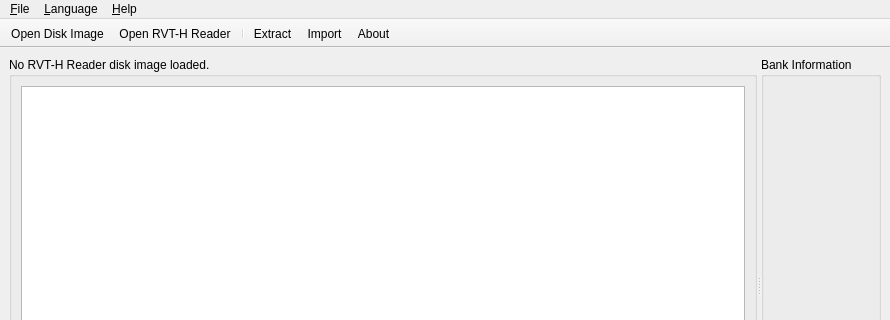
Above: src/qrvthtool/windows/QRvtHToolWindow.ui from GerbilSoft/rvthtool before the change; both pictures show x 0 to 890 and y 0 to 320 of the 890 by 540 pixel window. Below: the same form after it.
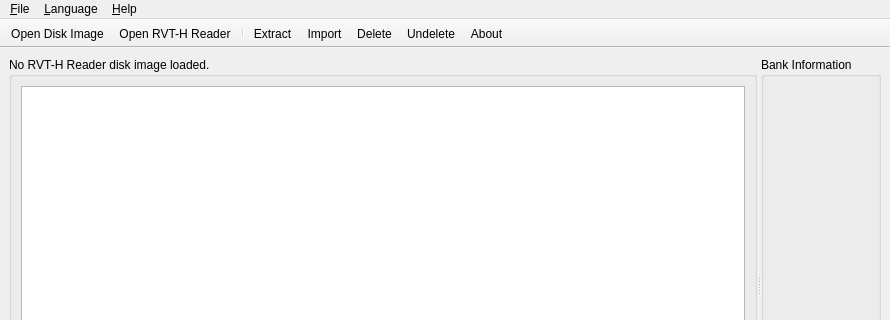
That is the form after the change. Icons and pictures are not drawn. Custom widgets are drawn as their Qt base class.

Commit message:
[qrvthtool] QRvtHToolWindow: Added "Delete" and "Undelete" actions.
The actions don't currently do anything.

Updated the action enable/disable code to handle all cases correctly.

The edit to the form file:
```diff
--- a/src/qrvthtool/windows/QRvtHToolWindow.ui
+++ b/src/qrvthtool/windows/QRvtHToolWindow.ui
@@ -149,6 +149,8 @@
    <addaction name="separator"/>
    <addaction name="actionExtract"/>
    <addaction name="actionImport"/>
+   <addaction name="actionDelete"/>
+   <addaction name="actionUndelete"/>
    <addaction name="actionAbout"/>
   </widget>
   <action name="actionOpenDiskImage">
@@ -244,6 +246,28 @@
     <string>Import a disc image into the selected empty bank.</string>
    </property>
   </action>
+  <action name="actionDelete">
+   <property name="icon">
+    <iconset theme="edit-delete"/>
+   </property>
+   <property name="text">
+    <string>&amp;Delete</string>
+   </property>
+   <property name="toolTip">
+    <string>Delete the selected bank.</string>
+   </property>
+  </action>
+  <action name="actionUndelete">
+   <property name="icon">
+    <iconset theme="edit-undo"/>
+   </property>
+   <property name="text">
+    <string>&amp;Undelete</string>
+   </property>
+   <property name="toolTip">
+    <string>Undelete the selected bank.</string>
+   </property>
+  </action>
  </widget>
  <customwidgets>
   <customwidget>
```
Left out of the diff: 2 changed lines with no effect on the pictures. The commit also changes 1 other file.
